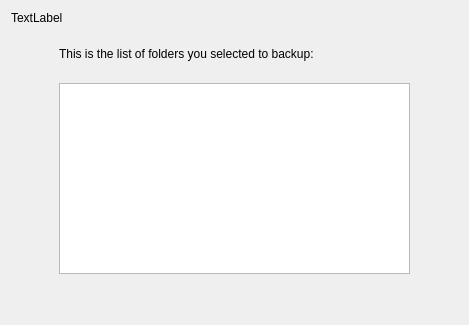
The window that src/wizard/owncloudwizardresultpage.ui (jdbravo/mirall-backup) describes before a commit, drawn with Qt 5.
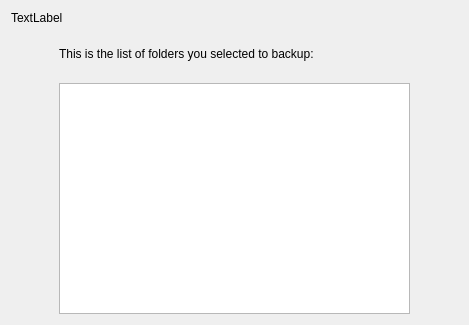
The same window after the commit.

Commit message: added the dialog folder chooser, qtreeview resized

```diff
--- a/src/wizard/owncloudwizardresultpage.ui
+++ b/src/wizard/owncloudwizardresultpage.ui
@@ -99,19 +99,6 @@
          </property>
         </widget>
        </item>
-       <item>
-        <spacer name="verticalSpacer">
-         <property name="orientation">
-          <enum>Qt::Vertical</enum>
-         </property>
-         <property name="sizeHint" stdset="0">
-          <size>
-           <width>20</width>
-           <height>40</height>
-          </size>
-         </property>
-        </spacer>
-       </item>
       </layout>
      </item>
      <item>
```
The commit also changes 5 other files.
